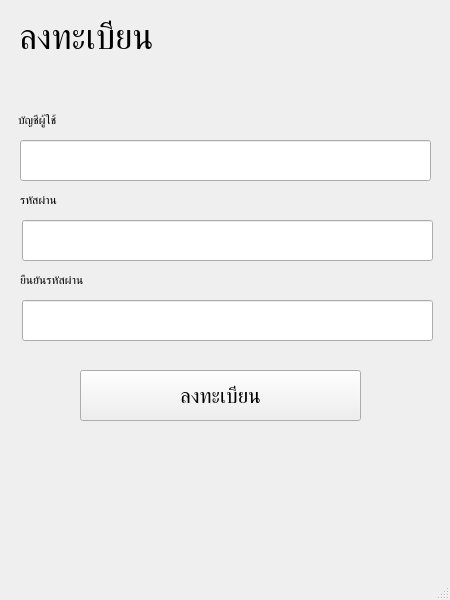
The window that register.ui (kantee2540/RestaurantManage) describes before a commit, drawn with Qt 5.
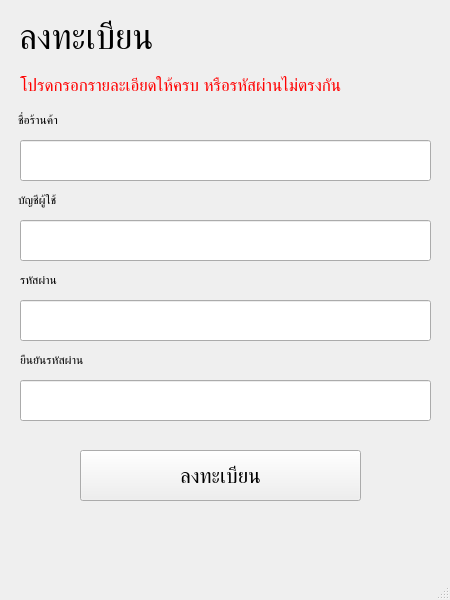
The same window after the commit.

Commit message: Register feature

```diff
--- a/register.ui
+++ b/register.ui
@@ -54,7 +54,7 @@
      </rect>
     </property>
     <property name="text">
-     <string>บัญชีผู้ใช้</string>
+     <string>ชื่อร้านค้า</string>
     </property>
    </widget>
    <widget class="QLineEdit" name="user_edit">
@@ -71,7 +71,7 @@
     <property name="geometry">
      <rect>
       <x>20</x>
-      <y>190</y>
+      <y>270</y>
       <width>181</width>
       <height>20</height>
      </rect>
@@ -80,37 +80,11 @@
      <string>รหัสผ่าน</string>
     </property>
    </widget>
-   <widget class="QLineEdit" name="pass_edit">
-    <property name="geometry">
-     <rect>
-      <x>22</x>
-      <y>220</y>
-      <width>411</width>
-      <height>41</height>
-     </rect>
-    </property>
-    <property name="echoMode">
-     <enum>QLineEdit::Password</enum>
-    </property>
-   </widget>
-   <widget class="QLineEdit" name="confirm_pass_edit">
-    <property name="geometry">
-     <rect>
-      <x>22</x>
-      <y>300</y>
-      <width>411</width>
-      <height>41</height>
-     </rect>
-    </property>
-    <property name="echoMode">
-     <enum>QLineEdit::Password</enum>
-    </property>
-   </widget>
    <widget class="QLabel" name="label_4">
     <property name="geometry">
      <rect>
       <x>20</x>
-      <y>270</y>
+      <y>350</y>
       <width>181</width>
       <height>20</height>
      </rect>
@@ -119,11 +93,72 @@
      <string>ยืนยันรหัสผ่าน</string>
     </property>
    </widget>
+   <widget class="QLabel" name="label_5">
+    <property name="geometry">
+     <rect>
+      <x>18</x>
+      <y>190</y>
+      <width>181</width>
+      <height>20</height>
+     </rect>
+    </property>
+    <property name="text">
+     <string>บัญชีผู้ใช้</string>
+    </property>
+   </widget>
+   <widget class="QLineEdit" name="user_edit">
+    <property name="geometry">
+     <rect>
+      <x>20</x>
+      <y>220</y>
+      <width>411</width>
+      <height>41</height>
+     </rect>
+    </property>
+    <property name="focusPolicy">
+     <enum>Qt::StrongFocus</enum>
+    </property>
+    <property name="echoMode">
+     <enum>QLineEdit::Normal</enum>
+    </property>
+   </widget>
+   <widget class="QLineEdit" name="pass_edit">
+    <property name="geometry">
+     <rect>
+      <x>20</x>
+      <y>300</y>
+      <width>411</width>
+      <height>41</height>
+     </rect>
+    </property>
+    <property name="focusPolicy">
+     <enum>Qt::StrongFocus</enum>
+    </property>
+    <property name="echoMode">
+     <enum>QLineEdit::Password</enum>
+    </property>
+   </widget>
+   <widget class="QLineEdit" name="pass_con_edit">
+    <property name="geometry">
+     <rect>
+      <x>20</x>
+      <y>380</y>
+      <width>411</width>
+      <height>41</height>
+     </rect>
+    </property>
+    <property name="focusPolicy">
+     <enum>Qt::StrongFocus</enum>
+    </property>
+    <property name="echoMode">
+     <enum>QLineEdit::Password</enum>
+    </property>
+   </widget>
    <widget class="QPushButton" name="register_button">
     <property name="geometry">
      <rect>
       <x>80</x>
-      <y>370</y>
+      <y>450</y>
       <width>281</width>
       <height>51</height>
      </rect>
@@ -137,6 +172,27 @@
      <string>ลงทะเบียน</string>
     </property>
    </widget>
+   <widget class="QLabel" name="error_label">
+    <property name="enabled">
+     <bool>true</bool>
+    </property>
+    <property name="geometry">
+     <rect>
+      <x>20</x>
+      <y>70</y>
+      <width>411</width>
+      <height>31</height>
+     </rect>
+    </property>
+    <property name="font">
+     <font>
+      <pointsize>13</pointsize>
+     </font>
+    </property>
+    <property name="text">
+     <string>&lt;html&gt;&lt;head/&gt;&lt;body&gt;&lt;p&gt;&lt;span style=&quot; color:#ff0000;&quot;&gt;โปรดกรอกรายละเอียดให้ครบ หรือรหัสผ่านไม่ตรงกัน&lt;/span&gt;&lt;/p&gt;&lt;/body&gt;&lt;/html&gt;</string>
+    </property>
+   </widget>
   </widget>
   <widget class="QMenuBar" name="menubar">
    <property name="geometry">
```
Left out of the diff: 5 changed lines with no effect on the pictures. The commit also changes 2 other files.
